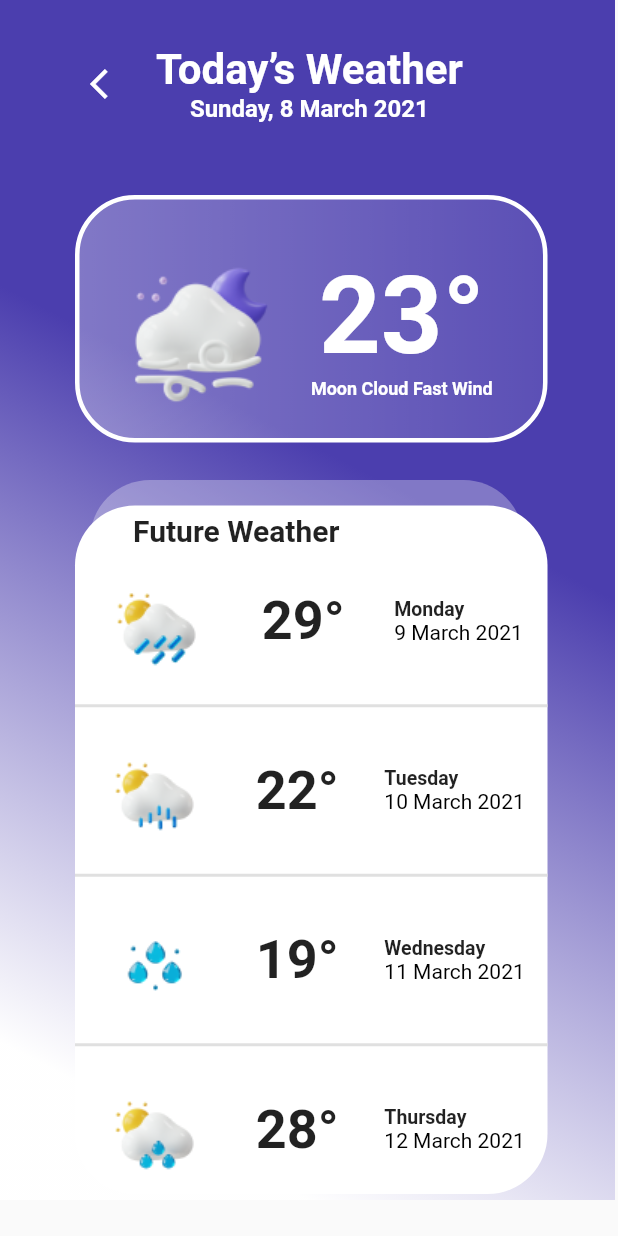
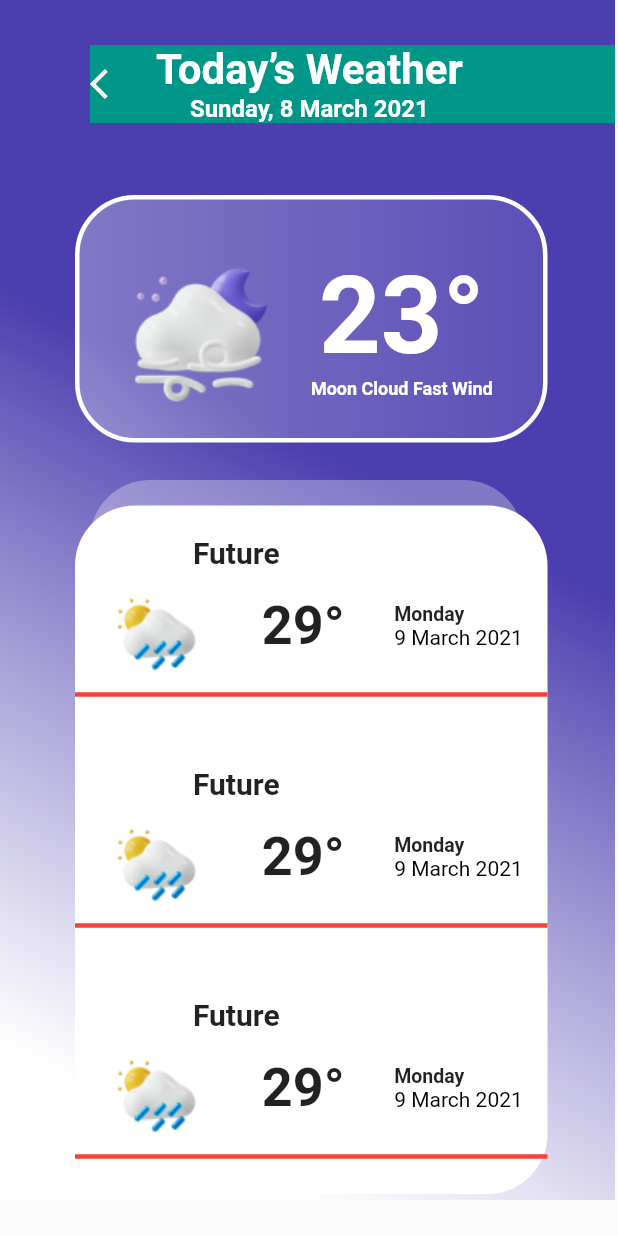
Before and after one commit to alphazen01/weather, a Flutter app: the DetailsScreen screen opened directly, on a phone screen of 412 x 824 dp. Run offline on Flutter 3.47's test engine with Material 2 defaults, Android fonts, the phone set to English and light mode, and no system bars; our stand-ins replace carousel_slider.

Commit message:
daily_card

```diff
--- a/lib/screens/details.dart
+++ b/lib/screens/details.dart
@@ -1,3 +1,4 @@
+import 'package:demo/widgets/daily_card.dart';
 import 'package:flutter/material.dart';
 
 class DetailsScreen extends StatelessWidget {
@@ -29,7 +30,9 @@ class DetailsScreen extends StatelessWidget {
                  padding: const EdgeInsets.only(top:30,left: 60),
                  child: Column(
                    children: [
-                     Row(
+                     Container(
+                       color: Colors.teal,
+                       child: Row(
                         children: [
                           Icon(
                             Icons.arrow_back_ios,
@@ -59,6 +62,7 @@ class DetailsScreen extends StatelessWidget {
                             ],
                           )
                         ],
+                       ),
                      ),
                    ],
                  ),
@@ -141,161 +145,27 @@ class DetailsScreen extends StatelessWidget {
                    color: Colors.white,
                    borderRadius: BorderRadius.circular(40),
                  ),
-                 child: Column(
-                   mainAxisAlignment: MainAxisAlignment.spaceAround,
-                   children: [
-                     Padding(
-                       padding: const EdgeInsets.only(right: 100),
-                       child: Text(
-                         "Future Weather",
-                         style: TextStyle(
-                           fontSize: 20,
-                           fontWeight: FontWeight.bold
+                 child:Container(
+                  height: 459,
+                  child: ListView.builder(
+                    scrollDirection:Axis.vertical ,
+                    itemCount: 8,
+                    itemBuilder: (context,index){
+                      return Padding(
+                        padding: const EdgeInsets.symmetric(vertical: 20),
+                        child: DailyCard(
+
+
+                          imageName: "Sun_cloud_angled_rain",
+                          value: "29°",
+                          label:"Future",
+                          blabel: "Monday",
+                          slabel: "9 March 2021",
                         ),
-                    ),
-                     ),
-                    Row(
-                      mainAxisAlignment: MainAxisAlignment.spaceAround,
-                      children: [
-                        Image.asset("assets/Sun_cloud_angled_rain.png"),
-                        Text(
-                          "29°",
-                          style: TextStyle(
-                         fontSize: 36,
-                         fontWeight: FontWeight.bold
-                       ),
-                        ),
-                        Column(
-                          crossAxisAlignment: CrossAxisAlignment.start,
-                          children: [
-                            Text(
-                              "Monday",
-                              style: TextStyle(
-                         fontSize: 13,
-                         fontWeight: FontWeight.bold
-                       ),
-                        ),
-                        Text(
-                          "9 March 2021",
-                          style: TextStyle(
-                        //  color: Color(0xffDDDBF3)
-                        color: Colors.black
+                      );
+                    }
                     ),
                  )
-                        ],
-                        )
-                      ],
-                    ),
-                    Divider(
-                      color: Color(0xffE0E0E0),
-                      thickness: 2,
-                    ),
-                    Row(
-                      mainAxisAlignment: MainAxisAlignment.spaceAround,
-                      children: [
-                        Image.asset("assets/Sun_cloud_little_rain.png"),
-                        Text(
-                          "22°",
-                          style: TextStyle(
-                         fontSize: 36,
-                         fontWeight: FontWeight.bold
-                       ),
-                        ),
-                        Column(
-                          crossAxisAlignment: CrossAxisAlignment.start,
-                          children: [
-                            Text(
-                              "Tuesday",
-                              style: TextStyle(
-                         fontSize: 13,
-                         fontWeight: FontWeight.bold
-                       ),
-                        ),
-                        Text(
-                          "10 March 2021",
-                          style: TextStyle(
-                        //  color: Color(0xffDDDBF3)
-                        color: Colors.black
-                       ),
-                          )
-                        ],
-                        )
-                      ],
-                    ),
-                    Divider(
-                      color: Color(0xffE0E0E0),
-                      thickness: 2,
-                    ),
-                    Row(
-                      mainAxisAlignment: MainAxisAlignment.spaceAround,
-                      children: [
-                        Image.asset("assets/Big_rain_drops.png"),
-                        Text(
-                          "19°",
-                          style: TextStyle(
-                         fontSize: 36,
-                         fontWeight: FontWeight.bold
-                       ),
-                        ),
-                        Column(
-                          crossAxisAlignment: CrossAxisAlignment.start,
-                          children: [
-                            Text(
-                              "Wednesday",
-                              style: TextStyle(
-                         fontSize: 13,
-                         fontWeight: FontWeight.bold
-                       ),
-                        ),
-                        Text(
-                          "11 March 2021",
-                          style: TextStyle(
-                        //  color: Color(0xffDDDBF3)
-                        color: Colors.black
-                       ),
-                          )
-                        ],
-                        )
-                      ],
-                    ),
-                    Divider(
-                      color: Color(0xffE0E0E0),
-                      thickness: 2,
-                    ),
-                    Row(
-                      mainAxisAlignment: MainAxisAlignment.spaceAround,
-                      children: [
-                        Image.asset("assets/Sun_cloud_mid_rain.png"),
-                        Text(
-                          "28°",
-                          style: TextStyle(
-                         fontSize: 36,
-                         fontWeight: FontWeight.bold
-                       ),
-                        ),
-                        Column(
-                          crossAxisAlignment: CrossAxisAlignment.start,
-                          children: [
-                            Text(
-                              "Thursday",
-                              style: TextStyle(
-                         fontSize: 13,
-                         fontWeight: FontWeight.bold
-                       ),
-                        ),
-                        Text(
-                          "12 March 2021",
-                          style: TextStyle(
-                        //  color: Color(0xffDDDBF3)
-                        color: Colors.black
-                       ),
-                          )
-                        ],
-                        )
-                      ],
-                    )
-                   ],
-                 ),
                ),
              )
            ],
--- a/lib/screens/home.dart
+++ b/lib/screens/home.dart
@@ -1,5 +1,6 @@
 import 'package:carousel_slider/carousel_slider.dart';
-import 'package:demo/custom_card.dart';
+import 'package:demo/screens/details.dart';
+import 'package:demo/widgets/custom_card.dart';
 import 'package:demo/widgets/column_builder.dart';
 import 'package:demo/widgets/weather_card.dart';
 import 'package:flutter/material.dart';
@@ -83,7 +84,14 @@ class HomeScreen extends StatelessWidget {
                                    fontWeight: FontWeight.bold
                                  ),
                           ),
-                          Icon(Icons.arrow_forward_ios)
+                          IconButton(
+                            onPressed: (){
+                              Navigator.push(
+                              context,  MaterialPageRoute(
+                                builder: (context)=>DetailsScreen()));
+                            },
+                            icon: Icon(Icons.arrow_forward_ios)
+                            )
                            ],
                            ),
                          ],
@@ -104,29 +112,19 @@ class HomeScreen extends StatelessWidget {
                       margin: EdgeInsets.only(top: 620),
                       height:320,
                       child: ListView.builder(
-                        itemCount: 6,
+                        // itemCount: 6,
                         shrinkWrap: true,
                         scrollDirection: Axis.horizontal,
                         itemBuilder: (context,index){
                           return Padding(
-                            padding: const EdgeInsets.symmetric(horizontal: 15),
-                            child: Row(
-                              children: [
-                                Custom_Card(
-                                  color: Colors.white,
-                                  lebel: "06:00 AM",
-                                  imageName: "Cloud_3_zap",
-                                  value: "24°",
-                                ),
-                                Custom_Card(
+                            padding: const EdgeInsets.symmetric(horizontal: 25),
+                              child: Custom_Card(
+                                primary:index==0?true:false,
+                                lebel: "06:00 AM",
+                                imageName: "Cloud_3_zap",
+                                value: "24°",
+                              ),
 
-                                  lebel: "08:00 AM",
-                                  imageName: "Cloud_3_zap",
-                                  value: "26°",
-                                  color: Colors.white,
-                                ),
-                              ],
-                            ),
                           );
                         }
                         ),
@@ -153,18 +151,19 @@ class HomeScreen extends StatelessWidget {
                                ),
                                ColumnBuilder(
                                  imageName: "Vector",
-                                 value: "75 %",
-                                 label: "Humidity",
+                                 value: " 8 km/h",
+                                 label: "Wind",
+                               ),
+                               ColumnBuilder(
+                                 imageName: "Vector_(4)",
+                                 value: "1011",
+                                 label: "Air Pressure",
+
                                ),
                                ColumnBuilder(
                                  imageName: "Vector",
-                                 value: "75 %",
-                                 label: "Humidity",
-                               ),
-                               ColumnBuilder(
-                                 imageName: "Vector",
-                                 value: "75 %",
-                                 label: "Humidity",
+                                 value: "6 km",
+                                 label: "Visibility",
                                ),
 
 
--- a/lib/custom_card.dart
+++ b/lib/widgets/custom_card.dart
@@ -4,11 +4,13 @@ class Custom_Card extends StatelessWidget {
   final String? lebel;
   final String? imageName;
   final String? value;
-  final Color? color;
+  final bool primary;
+
+  final IconData?icon;
   const Custom_Card({
     Key? key,
-    this.lebel,this.imageName,this.value,
-    this.color
+    this.lebel,this.imageName,this.value,this.icon, this.primary=false
+
   }) : super(key: key);
 
   @override
@@ -30,7 +32,8 @@ class Custom_Card extends StatelessWidget {
                 height: 274,
                 padding: EdgeInsets.only(bottom: 25),
                 decoration: BoxDecoration(
-                  gradient: LinearGradient(
+                  color: primary?null:Colors.white,
+                  gradient:primary? LinearGradient(
                   colors: [
                      Color(0xff4B3EAE),
                      Color(0xff766CC1),
@@ -38,7 +41,7 @@ class Custom_Card extends StatelessWidget {
                   ],
                   begin: Alignment.topLeft,
                   end: Alignment.bottomRight
-                 ),
+                 ):null,
                  borderRadius: BorderRadius.circular(40),
                 ),
                 child: Column(
@@ -51,7 +54,7 @@ class Custom_Card extends StatelessWidget {
                          style: TextStyle(
                          fontSize: 20,
                          fontWeight: FontWeight.bold,
-                         color: Colors.white
+                         color:primary? Colors.white:Colors.black
                         ),
                         ),
                     ),
--- /dev/null
+++ b/lib/widgets/daily_card.dart
@@ -0,0 +1,82 @@
+import 'package:flutter/material.dart';
+
+class DailyCard extends StatelessWidget {
+  final String? label;
+  final String? imageName;
+  final String? value;
+  final String? blabel;
+  final String? slabel;
+
+  const DailyCard({
+    Key? key,
+    this.imageName,this.label,this.value,
+    this.blabel,this.slabel,
+
+  }) : super(key: key);
+
+  @override
+  Widget build(BuildContext context) {
+    return Container(
+
+
+      child: Column(
+        children: [
+          Column(
+           mainAxisAlignment: MainAxisAlignment.spaceAround,
+            children: [
+              Padding(
+                padding: const EdgeInsets.only(right: 100),
+                child: Text(
+                  "$label",
+                  style: TextStyle(
+                    fontSize: 20,
+                    fontWeight: FontWeight.bold
+                  ),
+             ),
+              ),
+             Row(
+               mainAxisAlignment: MainAxisAlignment.spaceAround,
+               children: [
+                 Image.asset("assets/$imageName.png"),
+                 Text(
+                   "$value",
+                   style: TextStyle(
+                  fontSize: 36,
+                  fontWeight: FontWeight.bold
+                ),
+                 ),
+                 Column(
+                   crossAxisAlignment: CrossAxisAlignment.start,
+                   children: [
+                     Text(
+                       "$blabel",
+                       style: TextStyle(
+                  fontSize: 13,
+                  fontWeight: FontWeight.bold
+                ),
+                 ),
+                 Text(
+                   "$slabel",
+                   style: TextStyle(
+                 //  color: Color(0xffDDDBF3)
+                 color: Colors.black
+                ),
+                   ),
+
+                 ],
+                 )
+               ],
+             ),
+
+            ],
+          ),
+
+          Divider(
+            thickness: 3,
+            color:Colors.red,
+          )
+        ],
+      ),
+    );
+  }
+}
```
Lines whose indentation alone changed are shown as unchanged.
